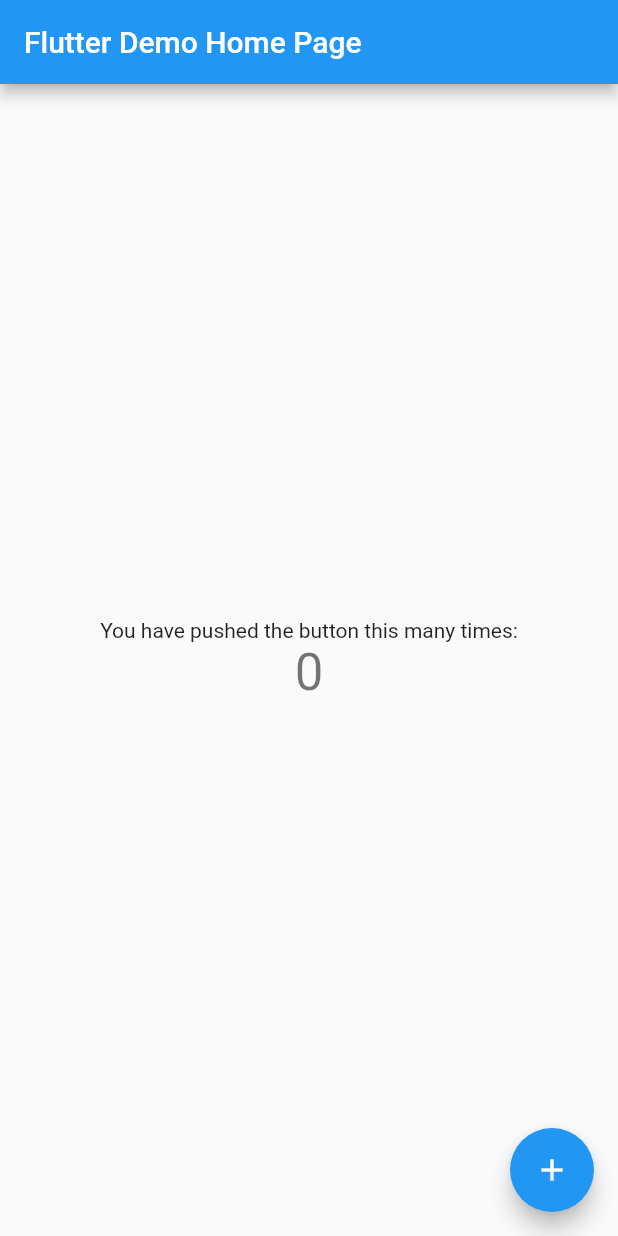
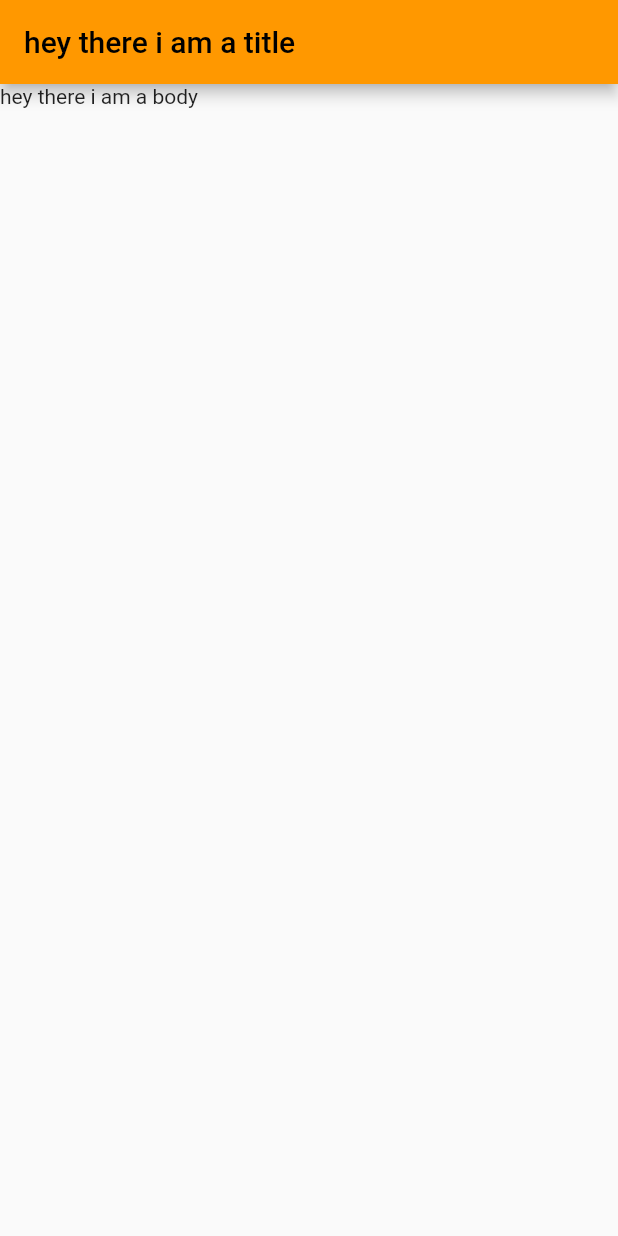
Before and after one commit to Anujpathak22/awesomeapp, a Flutter app: the screen it shows after launch, on a phone screen of 412 x 824 dp. Run offline on Flutter 3.47's test engine with Material 2 defaults, Android fonts, the phone set to English and light mode, and no system bars.

Commit message:
changes done

```diff
--- a/lib/main.dart
+++ b/lib/main.dart
@@ -1,115 +1,27 @@
 import 'package:flutter/material.dart';
 
-void main() {
-  runApp(const MyApp());
+
+void main(){
+  runApp(MaterialApp(
+
+    home:Homepage(),
+    theme: ThemeData(
+      primarySwatch: Colors.orange,
+    ),
+  ));
 }
 
-class MyApp extends StatelessWidget {
-  const MyApp({Key? key}) : super(key: key);
-
-  // This widget is the root of your application.
-  @override
-  Widget build(BuildContext context) {
-    return MaterialApp(
-      title: 'Flutter Demo',
-      theme: ThemeData(
-        // This is the theme of your application.
-        //
-        // Try running your application with "flutter run". You'll see the
-        // application has a blue toolbar. Then, without quitting the app, try
-        // changing the primarySwatch below to Colors.green and then invoke
-        // "hot reload" (press "r" in the console where you ran "flutter run",
-        // or simply save your changes to "hot reload" in a Flutter IDE).
-        // Notice that the counter didn't reset back to zero; the application
-        // is not restarted.
-        primarySwatch: Colors.blue,
-      ),
-      home: const MyHomePage(title: 'Flutter Demo Home Page'),
-    );
-  }
-}
-
-class MyHomePage extends StatefulWidget {
-  const MyHomePage({Key? key, required this.title}) : super(key: key);
-
-  // This widget is the home page of your application. It is stateful, meaning
-  // that it has a State object (defined below) that contains fields that affect
-  // how it looks.
-
-  // This class is the configuration for the state. It holds the values (in this
-  // case the title) provided by the parent (in this case the App widget) and
-  // used by the build method of the State. Fields in a Widget subclass are
-  // always marked "final".
-
-  final String title;
-
-  @override
-  State<MyHomePage> createState() => _MyHomePageState();
-}
-
-class _MyHomePageState extends State<MyHomePage> {
-  int _counter = 0;
-
-  void _incrementCounter() {
-    setState(() {
-      // This call to setState tells the Flutter framework that something has
-      // changed in this State, which causes it to rerun the build method below
-      // so that the display can reflect the updated values. If we changed
-      // _counter without calling setState(), then the build method would not be
-      // called again, and so nothing would appear to happen.
-      _counter++;
-    });
-  }
+class Homepage extends StatelessWidget {
 
   @override
   Widget build(BuildContext context) {
-    // This method is rerun every time setState is called, for instance as done
-    // by the _incrementCounter method above.
-    //
-    // The Flutter framework has been optimized to make rerunning build methods
-    // fast, so that you can just rebuild anything that needs updating rather
-    // than having to individually change instances of widgets.
     return Scaffold(
       appBar: AppBar(
-        // Here we take the value from the MyHomePage object that was created by
-        // the App.build method, and use it to set our appbar title.
-        title: Text(widget.title),
+        title: Text("hey there i am a title"),
       ),
-      body: Center(
-        // Center is a layout widget. It takes a single child and positions it
-        // in the middle of the parent.
-        child: Column(
-          // Column is also a layout widget. It takes a list of children and
-          // arranges them vertically. By default, it sizes itself to fit its
-          // children horizontally, and tries to be as tall as its parent.
-          //
-          // Invoke "debug painting" (press "p" in the console, choose the
-          // "Toggle Debug Paint" action from the Flutter Inspector in Android
-          // Studio, or the "Toggle Debug Paint" command in Visual Studio Code)
-          // to see the wireframe for each widget.
-          //
-          // Column has various properties to control how it sizes itself and
-          // how it positions its children. Here we use mainAxisAlignment to
-          // center the children vertically; the main axis here is the vertical
-          // axis because Columns are vertical (the cross axis would be
-          // horizontal).
-          mainAxisAlignment: MainAxisAlignment.center,
-          children: <Widget>[
-            const Text(
-              'You have pushed the button this many times:',
-            ),
-            Text(
-              '$_counter',
-              style: Theme.of(context).textTheme.headline4,
-            ),
-          ],
-        ),
+      body: Container(
+        child: Text("hey there i am a body"),
       ),
-      floatingActionButton: FloatingActionButton(
-        onPressed: _incrementCounter,
-        tooltip: 'Increment',
-        child: const Icon(Icons.add),
-      ), // This trailing comma makes auto-formatting nicer for build methods.
-    );
+      );
   }
 }
```
